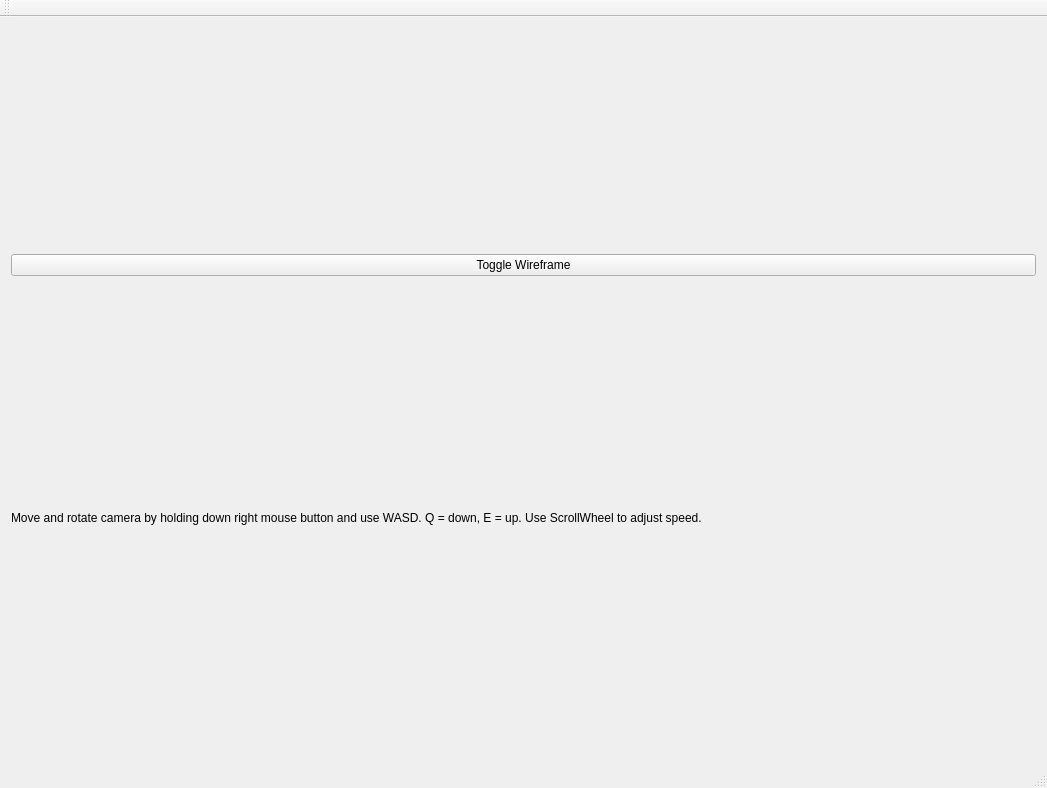
The window that mainwindow.ui (FredrikEik/Game_Engine_Architecture) describes before a commit, drawn with Qt 5.
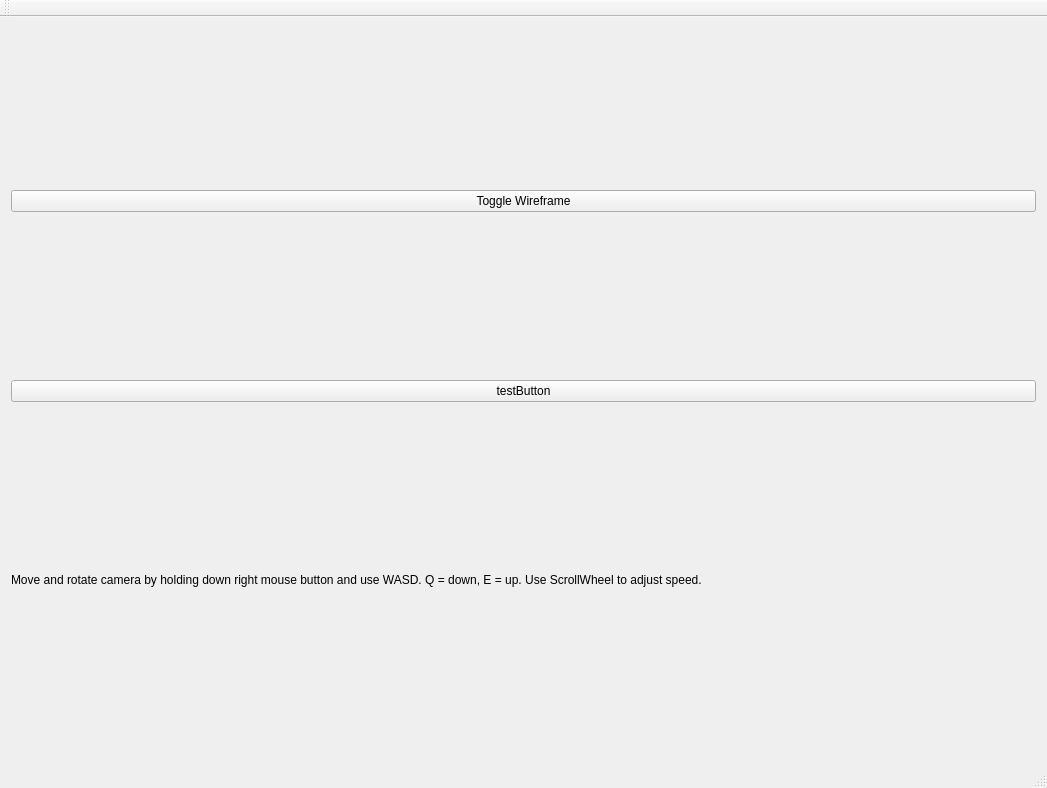
The same window after the commit.

```diff
--- a/mainwindow.ui
+++ b/mainwindow.ui
@@ -25,6 +25,16 @@
       </property>
      </widget>
     </item>
+    <item>
+     <widget class="QPushButton" name="pushButton_2">
+      <property name="text">
+       <string>testButton</string>
+      </property>
+      <property name="checkable">
+       <bool>true</bool>
+      </property>
+     </widget>
+    </item>
     <item>
      <widget class="QLabel" name="label">
       <property name="sizePolicy">
```
Left out of the diff: 2 changed lines with no effect on the pictures.
